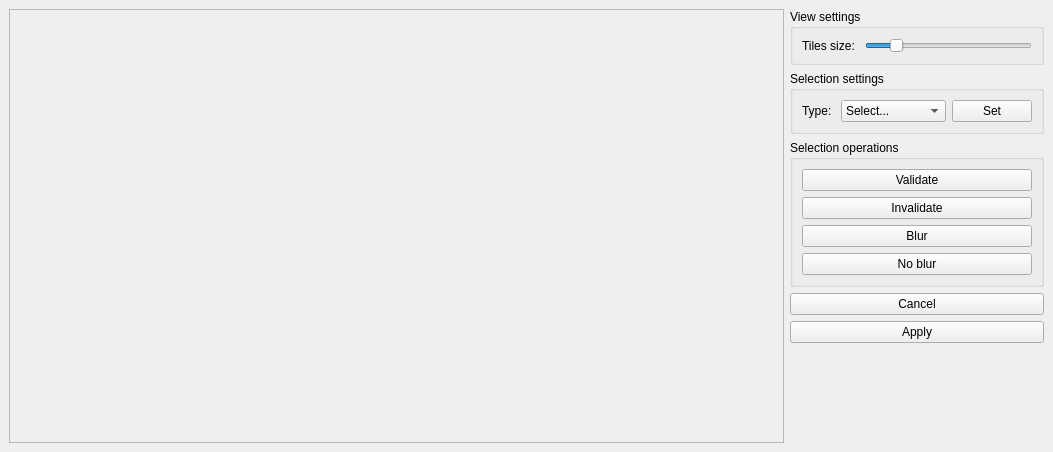
3d4pi/yafdb-validator, file batchview.ui: the form before one commit.
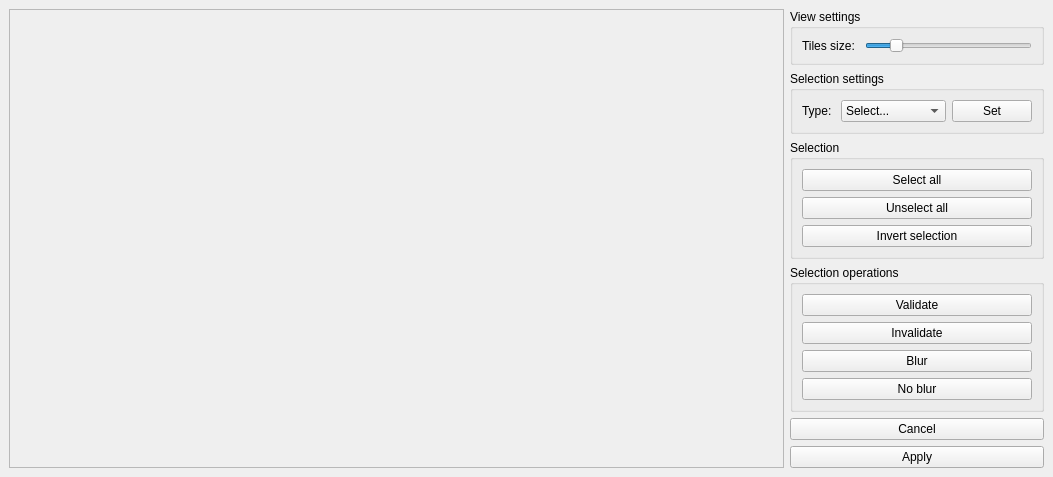
The form after the commit. Icons and pictures are not drawn.

Diff of the .ui file:
```diff
--- a/batchview.ui
+++ b/batchview.ui
@@ -47,14 +47,14 @@
     </item>
     <item>
      <layout class="QGridLayout" name="settingsLayout">
-      <item row="5" column="1">
+      <item row="6" column="1">
        <widget class="QPushButton" name="CancelButton">
         <property name="text">
          <string>Cancel</string>
         </property>
        </widget>
       </item>
-      <item row="4" column="1">
+      <item row="5" column="1">
        <widget class="QGroupBox" name="selectionOperations">
         <property name="title">
          <string>Selection operations</string>
@@ -91,7 +91,7 @@
         </layout>
        </widget>
       </item>
-      <item row="7" column="1">
+      <item row="8" column="1">
        <spacer name="verticalSpacer">
         <property name="orientation">
          <enum>Qt::Vertical</enum>
@@ -151,7 +151,7 @@
         </layout>
        </widget>
       </item>
-      <item row="6" column="1">
+      <item row="7" column="1">
        <widget class="QPushButton" name="ApplyButton">
         <property name="text">
          <string>Apply</string>
@@ -235,6 +235,36 @@
         </layout>
        </widget>
       </item>
+      <item row="4" column="1">
+       <widget class="QGroupBox" name="groupBox">
+        <property name="title">
+         <string>Selection</string>
+        </property>
+        <layout class="QGridLayout" name="gridLayout">
+         <item row="0" column="0">
+          <widget class="QPushButton" name="selectAllButton">
+           <property name="text">
+            <string>Select all</string>
+           </property>
+          </widget>
+         </item>
+         <item row="2" column="0">
+          <widget class="QPushButton" name="invertSelectionButton">
+           <property name="text">
+            <string>Invert selection</string>
+           </property>
+          </widget>
+         </item>
+         <item row="1" column="0">
+          <widget class="QPushButton" name="unSelectAllButton">
+           <property name="text">
+            <string>Unselect all</string>
+           </property>
+          </widget>
+         </item>
+        </layout>
+       </widget>
+      </item>
      </layout>
     </item>
    </layout>
```
